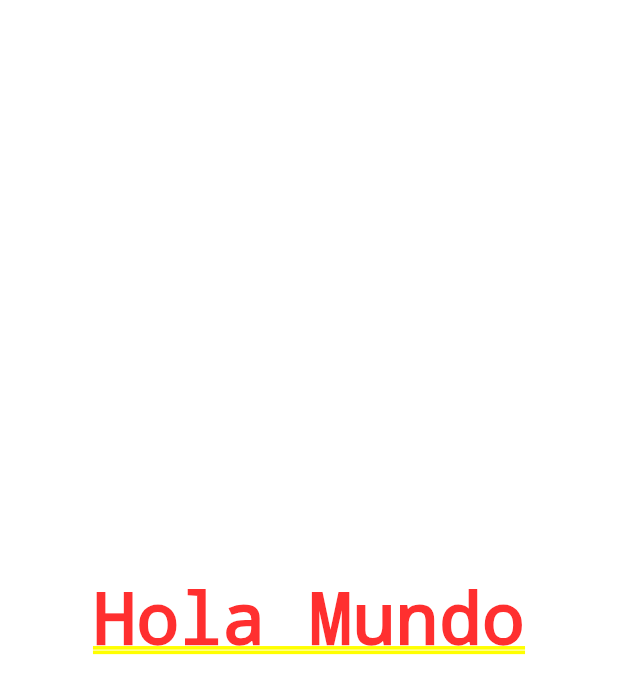
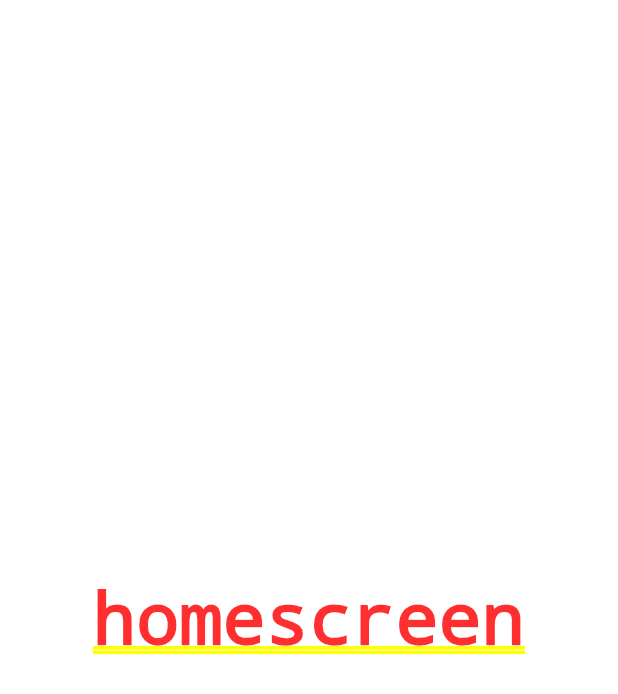
Before and after one commit to Membrive92/FlutterLearning, a Flutter app: the screen it shows after launch, on a phone screen of 412 x 824 dp. Shown: the top 694 px of the screen. Run offline on Flutter 3.47's test engine with Material 2 defaults, Android fonts, the phone set to English and light mode, and no system bars.

Commit message:
HomeScreen widget separated of main file

```diff
--- a/lib/main.dart
+++ b/lib/main.dart
@@ -1,19 +1,21 @@
 import 'package:flutter/material.dart';
+import 'package:learning/screens/home_screen.dart';
 
 void main() {
-  runApp(const MyApp());
+  runApp( MyApp());
 }
 
 class MyApp extends StatelessWidget {
   const MyApp({Key? key}) : super(key: key);
 
+
+
   // This widget is the root of your application.
   @override
   Widget build(BuildContext context) {
-    return MaterialApp(
-      home: Center(
-        child: Text('Hola Mundo'),
-      )
+    return const MaterialApp(
+      debugShowCheckedModeBanner: false,
+      home: HomeScreen()
     );
   }
 }
--- /dev/null
+++ b/lib/screens/home_screen.dart
@@ -0,0 +1,16 @@
+import 'package:flutter/material.dart';
+
+class HomeScreen extends StatelessWidget {
+  const HomeScreen({Key? key}) : super(key: key);
+
+
+  @override
+  Widget build(BuildContext context) {
+    return  const Center(
+      child:  Text('homescreen'),
+      );
+
+
+  }
+
+}
```
